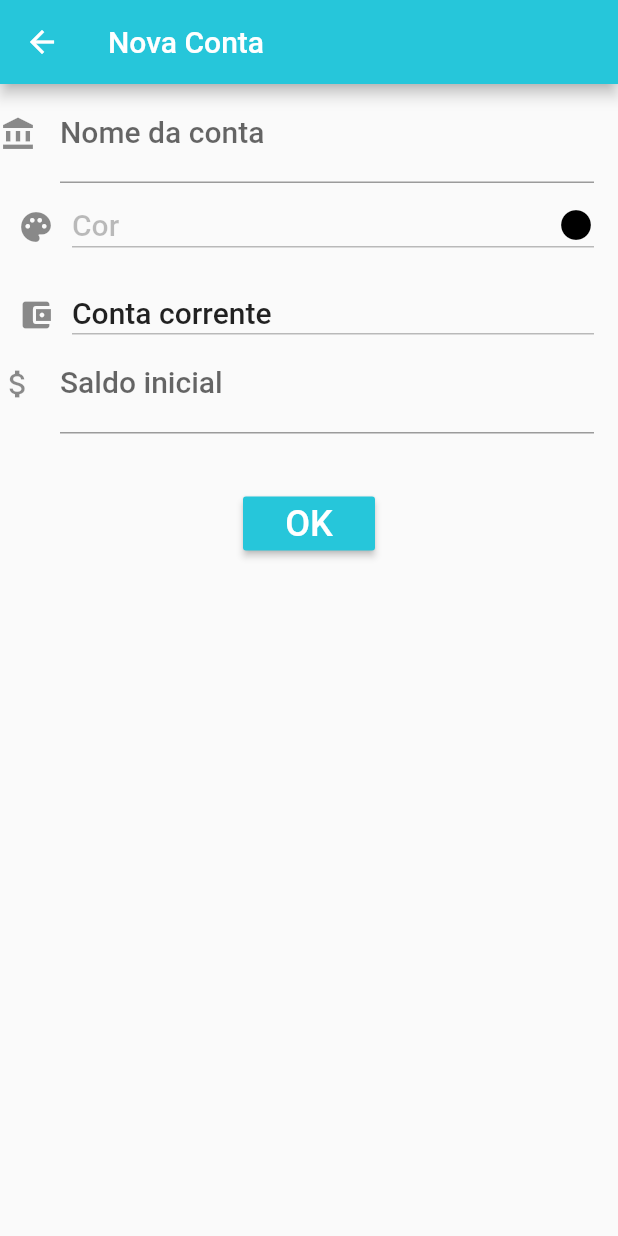
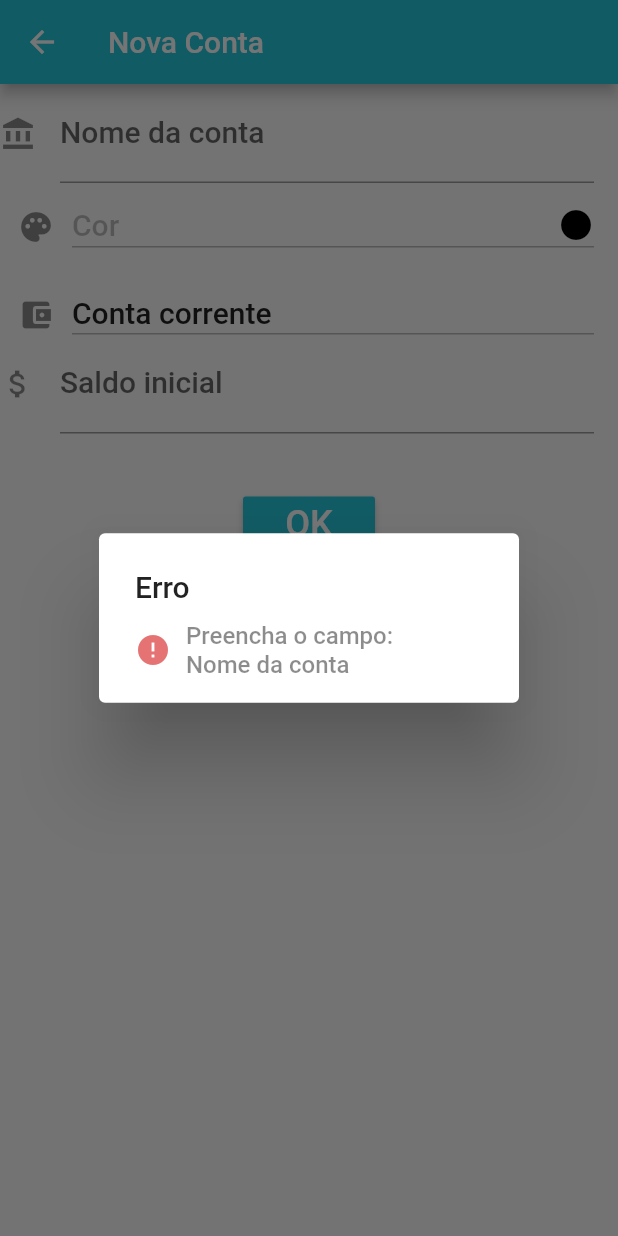
Before and after one commit to rafaelcb21/controlleassets, a Flutter app: the NovaContaPage screen opened directly, after a tap on "OK", on a phone screen of 412 x 824 dp. Run offline on Flutter 3.47's test engine with Material 2 defaults, Android fonts, the phone set to English and light mode, and no system bars; our stand-ins replace numberpicker, sqflite; missing offline and left inert: firebase_admob; accounts and stored records are empty.

Commit message:
0.0.20 concluido ContaPage

```diff
--- a/lib/conta/conta.dart
+++ b/lib/conta/conta.dart
@@ -56,10 +56,18 @@ class ContaPageState extends State<ContaPage> {
             numeroCor: numeroCor,
             ativada: ativada,
             onPressed: () async {
+              Conta contaEditar = new Conta();
+              contaEditar.id = id;
+              contaEditar.conta = conta;
+              contaEditar.tipo = tipo;
+              contaEditar.cor = numeroCor;
+              contaEditar.saldoinicial = saldoinicial;
+              contaEditar.ativada = ativada;
+
               await Navigator.of(context).push(new PageRouteBuilder(
                 opaque: false,
                 pageBuilder: (BuildContext context, _, __) {
-                  return new NovaContaPage(false, new Conta());
+                  return new NovaContaPage(true, contaEditar);
                 },
                 transitionsBuilder: (
                   BuildContext context,
@@ -271,7 +279,6 @@ class NovaContaPageState extends State<NovaContaPage>{
   Conta contaDB = new Conta();
   List listaCategoria;
   List<Widget> palette;
-  bool x;
   Palette listaCores = new Palette();
   List cores = [];
   String tipo;
@@ -286,15 +293,20 @@ class NovaContaPageState extends State<NovaContaPage>{
     contaDB.saldoinicial = 0.0;
 
     setState(() {
-      if(editar) {
+      if(this.editar) {
+
+        var sanitizeNumberToString = contaDBEditar.saldoinicial.toString().replaceAll(new RegExp(r"\."), ',');
+        double sanitizeNumber = double.parse(sanitizeNumberToString.replaceAll(new RegExp(r","), '.'));
+
         contaDB.id = contaDBEditar.id;
         contaDB.conta = contaDBEditar.conta;
+        contaDB.cor = contaDBEditar.cor;
+        contaDB.tipo = contaDBEditar.tipo;
+        contaDB.ativada = contaDBEditar.ativada;
+        contaDBEditar.saldoinicial = sanitizeNumber;
         _controller.text = contaDBEditar.conta;
-        contaDB.tipo = contaDBEditar.tipo;
-        contaDB.saldoinicial= contaDBEditar.saldoinicial;
-        //_controllerNumber.value = contaDBEditar.saldoinicial;
-        contaDB.ativada = contaDBEditar.ativada;
-        contaDB.cor = contaDBEditar.cor;
+        _controllerNumber.text = sanitizeNumber.toStringAsFixed(2).toString().replaceAll(new RegExp(r"\."), ',');
+
         this.colorEscolhida = this.cores[contaDBEditar.cor];
       } else {
         contaDBEditar.cor = 3;
@@ -634,6 +646,44 @@ class NovaContaPageState extends State<NovaContaPage>{
                       if(isFloat) {
                         var saldoSanitize2 = saldoSanitize.replaceAll(new RegExp(r","), '.');
                         contaDB.saldoinicial = double.parse(saldoSanitize2);
+
+                        if(contaDB.conta.length > 0) {
+                          contaDB.upsertConta(contaDB);
+                          Navigator.pop(context);
+                        } else {
+                          showContaDialog<String>(
+                            context: context,
+                            child: new SimpleDialog(
+                              title: const Text('Erro'),
+                              children: <Widget>[
+                                new Container(
+                                  margin: new EdgeInsets.only(left: 24.0),
+                                  child: new Row(
+                                    children: <Widget>[
+                                      new Container(
+                                        margin: new EdgeInsets.only(right: 10.0),
+                                        child: new Icon(
+                                          Icons.error,
+                                          color: const Color(0xFFE57373)),
+                                      ),
+                                      new Text(
+                                        "Preencha o campo:\nNome da conta",
+                                        softWrap: true,
+                                        style: new TextStyle(
+                                          color: Colors.black45,
+                                          fontSize: 16.0,
+                                          fontFamily: "Roboto",
+                                          fontWeight: FontWeight.w500,
+                                        )
+                                      )
+                                    ],
+                                  ),
+                                )
+                              ]
+                            )
+                          );
+                        }
+
                       } else {
                         showValidarDialog<String>(
                           context: context,
@@ -667,56 +717,6 @@ class NovaContaPageState extends State<NovaContaPage>{
                           )
                         );
                       }
-
-
-
-
-                      //print(x);
-                      //print(contaDB.conta);
-                      //print(contaDB.tipo);
-                      //print(contaDB.cor);
-                      //print(contaDB.saldoinicial);
-                      //print(contaDB.ativada);
-                      //if(contaDB.conta.length > 0) {
-                      //  this.x = true;
-                      //} else { this.x = false; }
-
-                      //if(this.x) {
-                      //  contaDB.upsertConta(contaDB);
-                      //  Navigator.pop(context);
-                      //} else {
-                      //  showContaDialog<String>(
-                      //    context: context,
-                      //    child: new SimpleDialog(
-                      //      title: const Text('Erro'),
-                      //      children: <Widget>[
-                      //        new Container(
-                      //          margin: new EdgeInsets.only(left: 24.0),
-                      //          child: new Row(
-                      //            children: <Widget>[
-                      //              new Container(
-                      //                margin: new EdgeInsets.only(right: 10.0),
-                      //                child: new Icon(
-                      //                  Icons.error,
-                      //                  color: const Color(0xFFE57373)),
-                      //              ),
-                      //              new Text(
-                      //                "Preencha os campos",
-                      //                softWrap: true,
-                      //                style: new TextStyle(
-                      //                  color: Colors.black26,
-                      //                  fontSize: 16.0,
-                      //                  fontFamily: "Roboto",
-                      //                  fontWeight: FontWeight.w500,
-                      //                )
-                      //              )
-                      //            ],
-                      //          ),
-                      //        )
-                      //      ]
-                      //    )
-                      //  );
-                      //}
                     }
                   ),
                 ],
```
